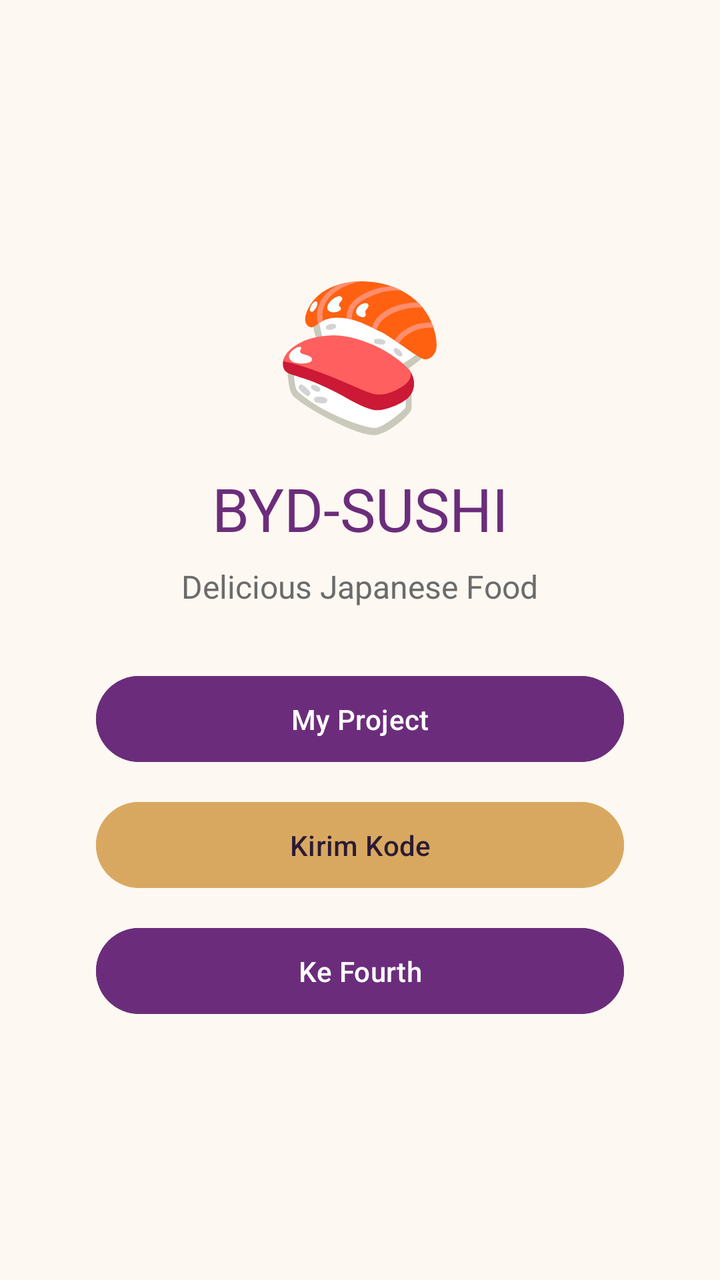
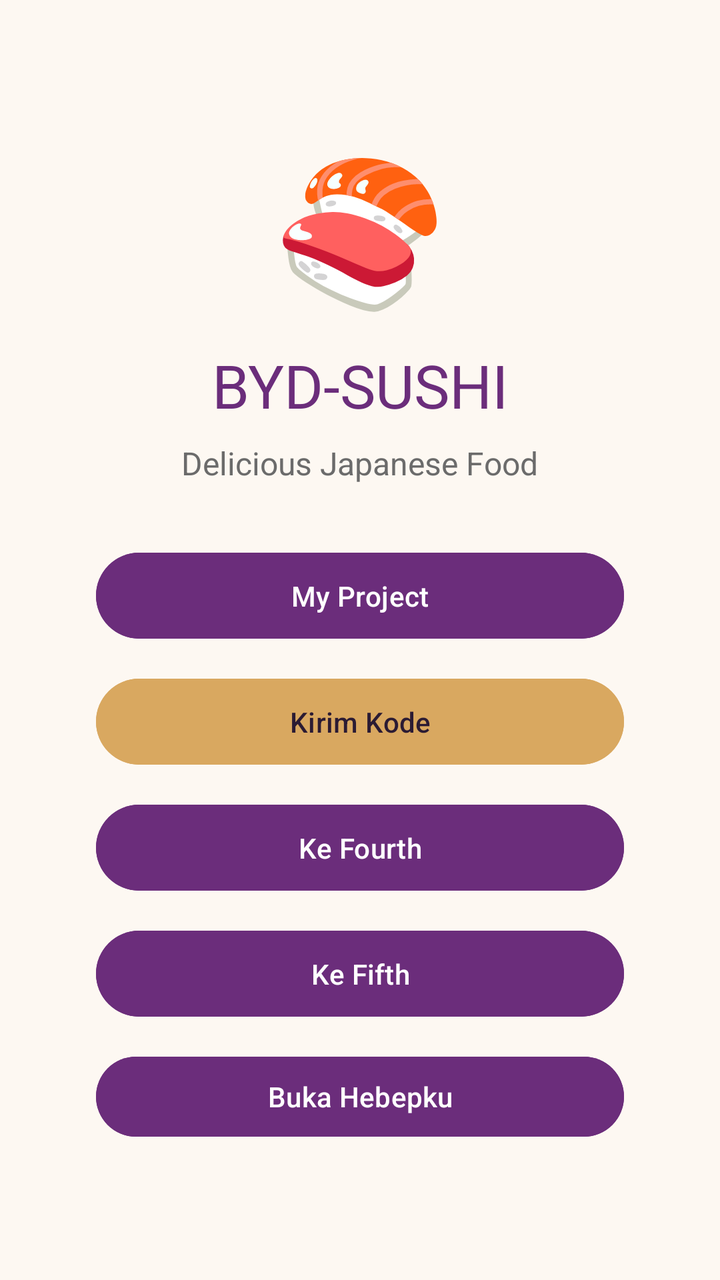

Compare the two renders of this Android layout. The source of the first and the diff that turns it into the second are given below.
<!-- AndroidManifest.xml: application theme Theme.BYDSushi -->
<!-- res/layout/activity_main.xml -->
<?xml version="1.0" encoding="utf-8"?>
<LinearLayout xmlns:android="http://schemas.android.com/apk/res/android"
    android:layout_width="match_parent"
    android:layout_height="match_parent"
    android:background="@color/cream_bg"
    android:gravity="center"
    android:orientation="vertical"
    android:padding="24dp">

    <TextView
        android:layout_width="wrap_content"
        android:layout_height="wrap_content"
        android:text="🍣"
        android:textSize="70sp" />

    <TextView
        android:layout_width="wrap_content"
        android:layout_height="wrap_content"
        android:layout_marginTop="12dp"
        android:text="@string/brand"
        android:textColor="@color/purple_primary"
        android:textSize="30sp" />

    <TextView
        android:layout_width="wrap_content"
        android:layout_height="wrap_content"
        android:layout_marginTop="8dp"
        android:text="@string/tagline"
        android:textColor="@color/text_secondary"
        android:textSize="16sp" />

    <Button
        android:id="@+id/btnMyProject"
        android:layout_width="match_parent"
        android:layout_height="wrap_content"
        android:layout_marginHorizontal="24dp"
        android:layout_marginTop="30dp"
        android:backgroundTint="@color/purple_primary"
        android:paddingVertical="12dp"
        android:text="@string/btn_my_project"
        android:textColor="@color/white" />

    <Button
        android:id="@+id/btnKirimKode"
        android:layout_width="match_parent"
        android:layout_height="wrap_content"
        android:layout_marginHorizontal="24dp"
        android:layout_marginTop="12dp"
        android:backgroundTint="@color/gold"
        android:paddingVertical="12dp"
        android:text="@string/btn_kirim_kode"
        android:textColor="@color/text_primary" />

    <Button
        android:id="@+id/btnToFourth"
        android:layout_width="match_parent"
        android:layout_height="wrap_content"
        android:layout_marginHorizontal="24dp"
        android:layout_marginTop="12dp"
        android:backgroundTint="@color/purple_primary"
        android:paddingVertical="12dp"
        android:text="@string/btn_to_fourth"
        android:textColor="@color/white" />
</LinearLayout>
<!-- resources referenced by this layout -->
<resources>
  <color name="cream_bg">#FDF8F2</color>
  <color name="gold">#D9A860</color>
  <color name="purple_primary">#6B2D7B</color>
  <color name="text_primary">#2B1B33</color>
  <color name="text_secondary">#6B6B6B</color>
  <color name="white">#FFFFFF</color>
  <string name="brand">BYD-SUSHI</string>
  <string name="btn_kirim_kode">Kirim Kode</string>
  <string name="btn_my_project">My Project</string>
  <string name="btn_to_fourth">Ke Fourth</string>
  <string name="tagline">Delicious Japanese Food</string>
  <style name="Theme.BYDSushi" parent="Base.Theme.BYDSushi" />
  <style name="Base.Theme.BYDSushi" parent="Theme.Material3.DayNight.NoActionBar">
          
          
      </style>
</resources>

<!-- the commit's change to res/layout/activity_main.xml (unified diff, before → after) -->
@@ -61,4 +61,25 @@
         android:paddingVertical="12dp"
         android:text="@string/btn_to_fourth"
         android:textColor="@color/white" />
+
+    <Button
+        android:id="@+id/btnToFifth"
+        android:layout_width="match_parent"
+        android:layout_height="wrap_content"
+        android:layout_marginHorizontal="24dp"
+        android:layout_marginTop="12dp"
+        android:backgroundTint="@color/purple_primary"
+        android:paddingVertical="12dp"
+        android:text="Ke Fifth"
+        android:textColor="@color/white" />
+
+    <Button
+        android:id="@+id/btnDashboard"
+        android:layout_width="match_parent"
+        android:layout_height="wrap_content"
+        android:layout_marginHorizontal="24dp"
+        android:layout_marginTop="12dp"
+        android:backgroundTint="@color/purple_primary"
+        android:text="Buka Hebepku"
+        android:textColor="@android:color/white" />
 </LinearLayout>
<!-- resource entries referenced after the edit -->
@@ -13,6 +13,7 @@
   <string name="tagline">Delicious Japanese Food</string>
   <style name="Theme.BYDSushi" parent="Base.Theme.BYDSushi" />
   <style name="Base.Theme.BYDSushi" parent="Theme.Material3.DayNight.NoActionBar">
+  
           
           
       </style>
